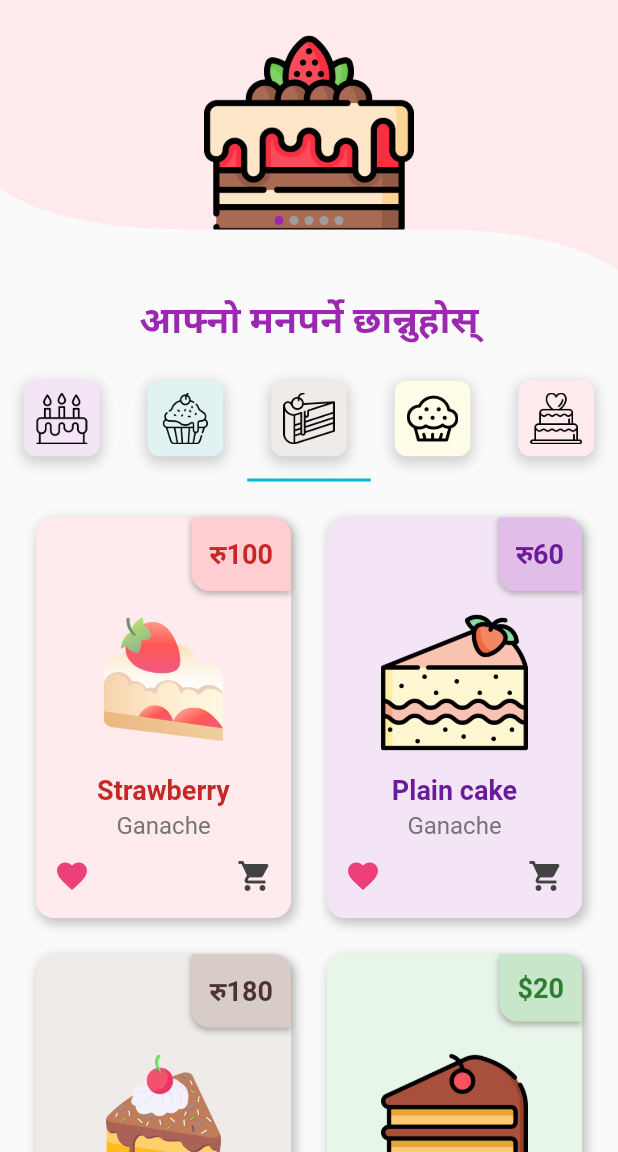
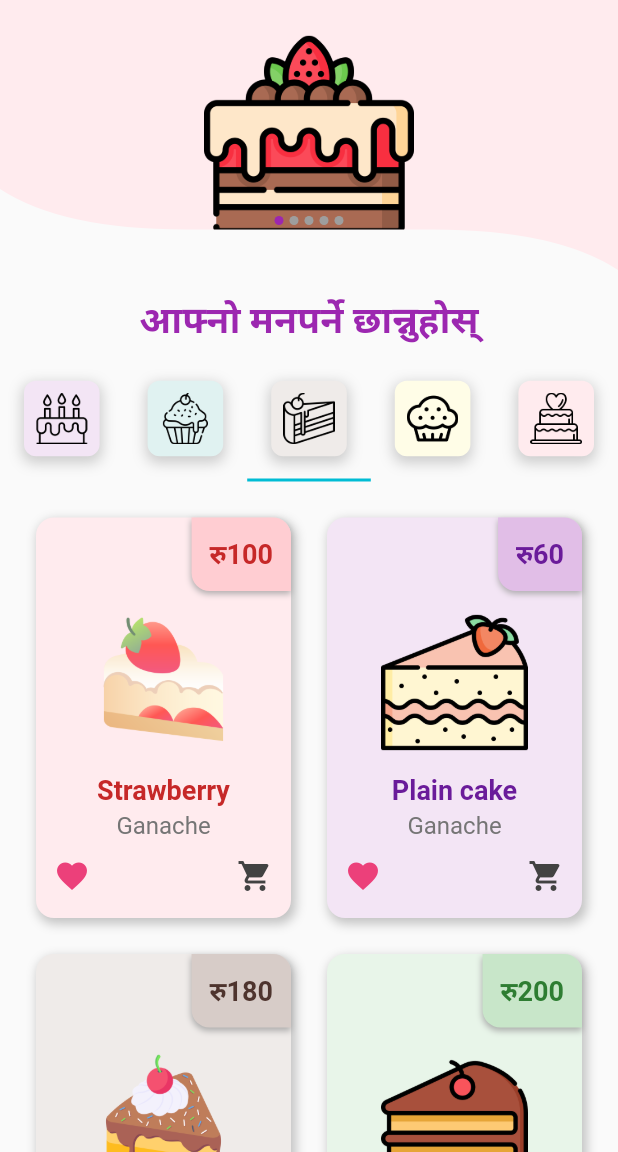
Before and after one commit to Ganesh-Dahal/Cake-Mart-App, a Flutter app: the screen it shows after launch, tab 3 chosen, on a phone screen of 412 x 824 dp, the part 84-1236 px from its top. Run offline on Flutter 3.47's test engine with Material 2 defaults, Android fonts, the phone set to English and light mode, and no system bars; drawn by our look-alikes of flutter_image_slideshow.

Commit message:
Update cakepiece_tab.dart

```diff
--- a/lib/TabBarView/cakepiece_tab.dart
+++ b/lib/TabBarView/cakepiece_tab.dart
@@ -14,11 +14,11 @@ class CakePiecesTab extends StatelessWidget {
       ['Chcolate', '\रु180', Colors.brown, 'assets/cakepieces/cake-piece3.png'],
       [
         'Black Forest',
-        '\$20',
+        '\रु200',
         Colors.green,
         'assets/cakepieces/cake-piece4.png'
       ],
-      ['Raspberry', '\$15', Colors.orange, 'assets/cakepieces/cake-piece5.png']
+      ['Raspberry', '\रु150', Colors.orange, 'assets/cakepieces/cake-piece5.png']
     ];
     return GridView.builder(
         itemCount: cakePieces.length,
```
